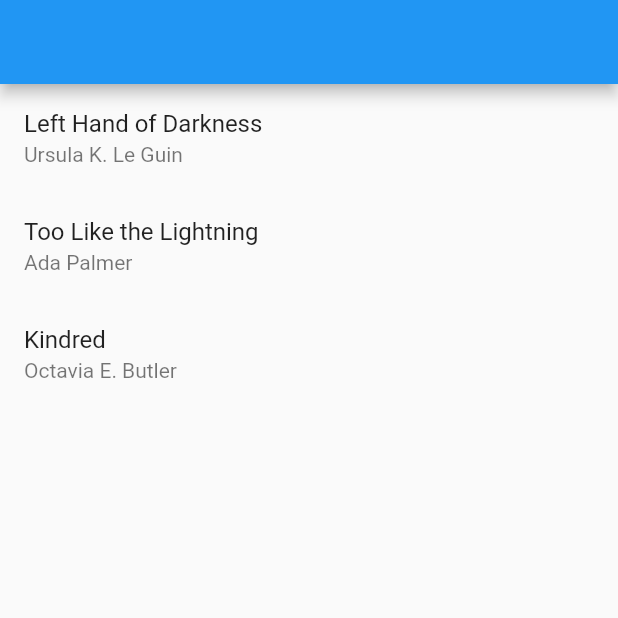
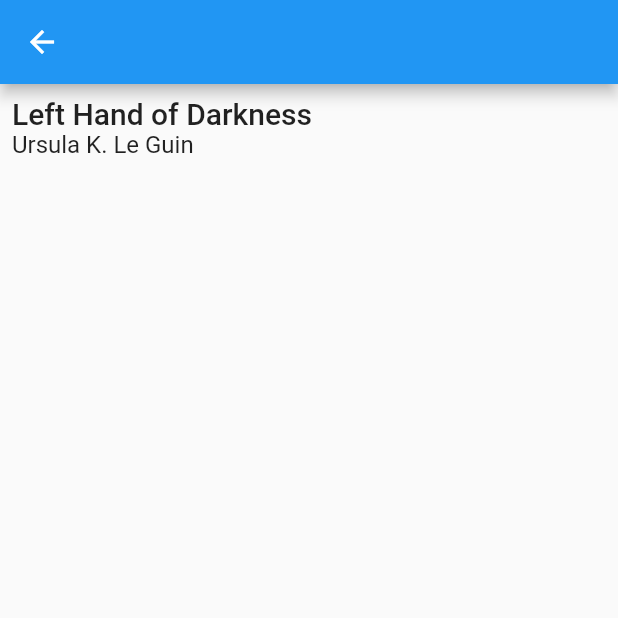
Before and after one commit to Jhonsebas77/flutter-navigation-2.0-web-exercice, a Flutter app: the screen it shows after launch, after a tap on "Left Hand of Darkness", on a phone screen of 412 x 824 dp, the top half of it. Run offline on Flutter 3.47's test engine with Material 2 defaults, Android fonts, the phone set to English and light mode, and no system bars.

Commit message:
Can navigate between pages

```diff
--- a/lib/main.dart
+++ b/lib/main.dart
@@ -18,7 +18,6 @@ class BooksApp extends StatefulWidget {
 
 class _BooksAppState extends State<BooksApp> {
   Book? _selectedBook;
-  bool show404 = false;
   List<Book> books = [
     Book('Left Hand of Darkness', 'Ursula K. Le Guin'),
     Book('Too Like the Lightning', 'Ada Palmer'),
@@ -29,10 +28,6 @@ class _BooksAppState extends State<BooksApp> {
     setState(() {
       _selectedBook = book;
     });
-  }
-
-  void initState() {
-    super.initState();
   }
 
   @override
@@ -47,9 +42,51 @@ class _BooksAppState extends State<BooksApp> {
               books: books,
               onTapped: _handleBookTapped,
             ),
-          )
+          ),
+          if (_selectedBook != null)
+            BookDetailsPage(
+              book: _selectedBook,
+            ),
         ],
-        onPopPage: (route, result) => route.didPop(result),
+        onPopPage: (route, result) {
+          if (!route.didPop(result)) {
+            return false;
+          }
+
+          // Update the list of pages by setting _selectedBook to null
+          setState(() {
+            _selectedBook = null;
+          });
+
+          return true;
+        },
+      ),
+    );
+  }
+}
+
+class BookDetailsScreen extends StatelessWidget {
+  final Book? book;
+
+  BookDetailsScreen({
+    required this.book,
+  });
+
+  @override
+  Widget build(BuildContext context) {
+    return Scaffold(
+      appBar: AppBar(),
+      body: Padding(
+        padding: const EdgeInsets.all(8.0),
+        child: Column(
+          crossAxisAlignment: CrossAxisAlignment.start,
+          children: [
+            if (book != null) ...[
+              Text(book!.title, style: Theme.of(context).textTheme.headline6),
+              Text(book!.author, style: Theme.of(context).textTheme.subtitle1),
+            ],
+          ],
+        ),
       ),
     );
   }
@@ -79,3 +116,20 @@ class BooksListScreen extends StatelessWidget {
     );
   }
 }
+
+class BookDetailsPage extends Page {
+  final Book? book;
+
+  BookDetailsPage({
+    this.book,
+  }) : super(key: ValueKey(book));
+
+  Route createRoute(BuildContext context) {
+    return MaterialPageRoute(
+      settings: this,
+      builder: (BuildContext context) {
+        return BookDetailsScreen(book: book);
+      },
+    );
+  }
+}
```
